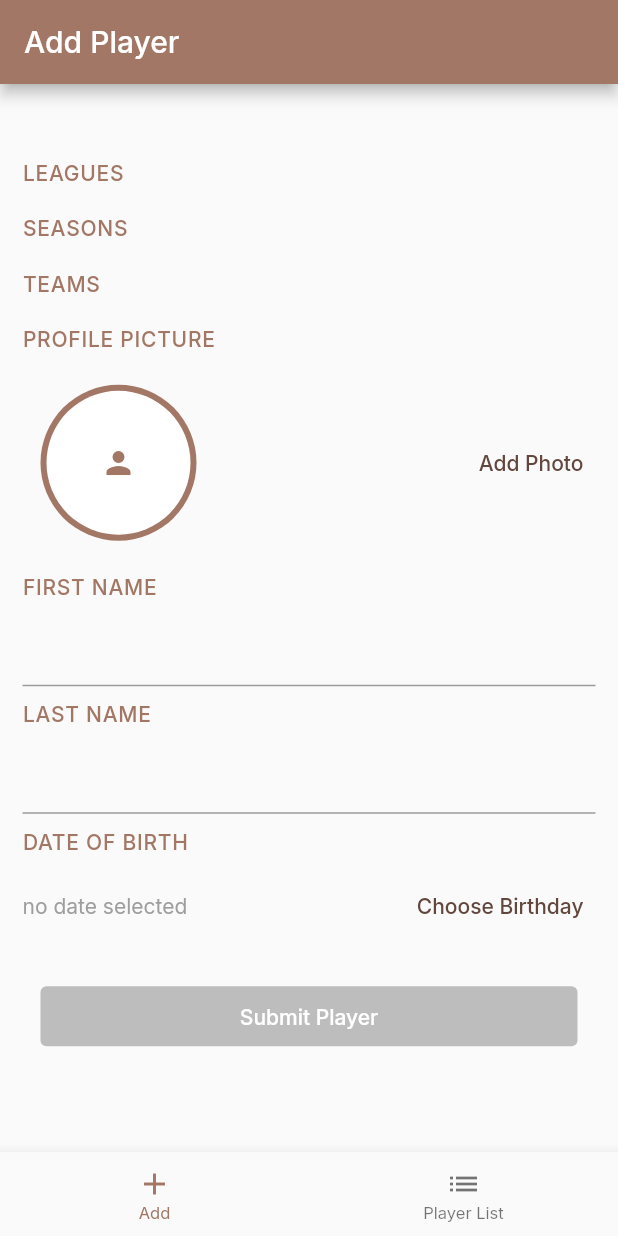
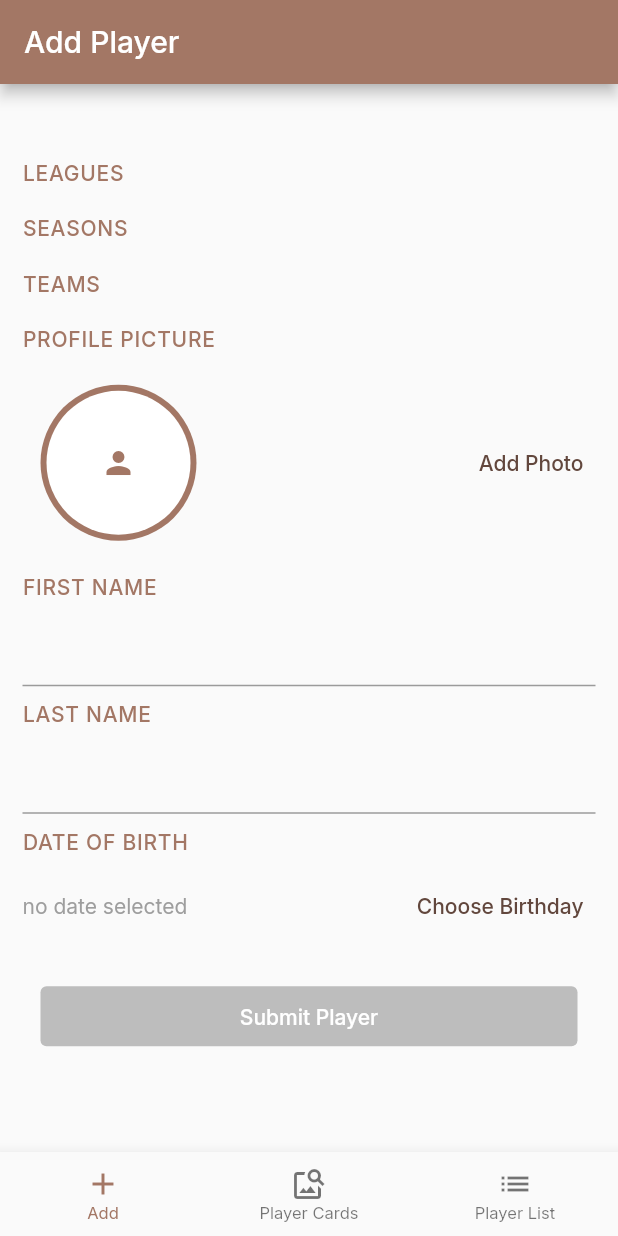
Before and after one commit to mariomrn/amahoro_player_registration, a Flutter app: the screen it shows after launch, on a phone screen of 412 x 824 dp. Run offline on Flutter 3.47's test engine with Material 2 defaults, Android fonts, the phone set to English and light mode, and no system bars; our stand-ins replace cloud_firestore, firebase_core, firebase_storage, google_fonts, image_picker, pdf and 1 more; missing offline and left inert: dart:html; accounts and stored records are empty; statements that could not run were skipped.

Commit message:
Player Cards Adjustments

```diff
--- a/lib/main.dart
+++ b/lib/main.dart
@@ -81,15 +81,15 @@ class _MyHomePageState extends State<MyHomePage> {
   Widget build(BuildContext context) {
     return Scaffold(
       appBar: AppBar(
-        title: Text(MediaQuery.of(context).size.width>1100 ? titlesDesktop[_selectedIndexDesktop] : titlesMobile[_selectedIndexMobile], style: kDefaultTextStyle.copyWith(color: Colors.white),),
+        title: Text(MediaQuery.of(context).size.width>1 ? titlesDesktop[_selectedIndexDesktop] : titlesMobile[_selectedIndexMobile], style: kDefaultTextStyle.copyWith(color: Colors.white),),
       ),
       body: Center(
-        child: MediaQuery.of(context).size.width>1100 ? _screensDesktop.elementAt(_selectedIndexDesktop) : _screensMobile.elementAt(_selectedIndexMobile),
+        child: MediaQuery.of(context).size.width>1 ? _screensDesktop.elementAt(_selectedIndexDesktop) : _screensMobile.elementAt(_selectedIndexMobile),
       ),
       bottomNavigationBar: BottomNavigationBar(
         selectedLabelStyle: kDefaultTextStyle11pt,
         unselectedLabelStyle: kDefaultTextStyle11pt,
-        items: MediaQuery.of(context).size.width>1100 ? const <BottomNavigationBarItem>[
+        items: MediaQuery.of(context).size.width>1 ? const <BottomNavigationBarItem>[
           BottomNavigationBarItem(
             icon: Icon(Icons.add),
             label: 'Add',
--- a/lib/screens/view-player-cards-screen.dart
+++ b/lib/screens/view-player-cards-screen.dart
@@ -529,8 +529,8 @@ class _ViewPlayerCardsState extends State<ViewPlayerCards> {
               for (var playercardimage in playerCardtemp)
                 pw.Center(
                   child: pw.Container(
-                    height: 100,
-                    width: 250,
+                    height: 200,
+                    width: 500,
                     child: pw.Image(
                       pw.MemoryImage(playercardimage),
                       fit: pw.BoxFit.contain,
```
